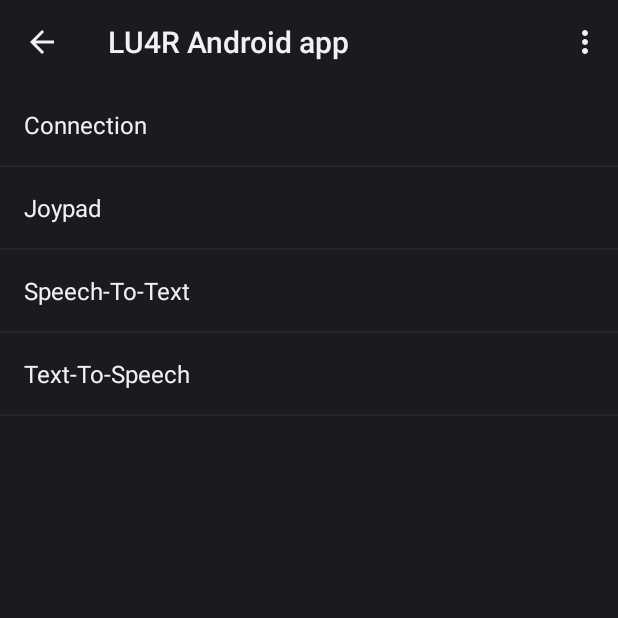
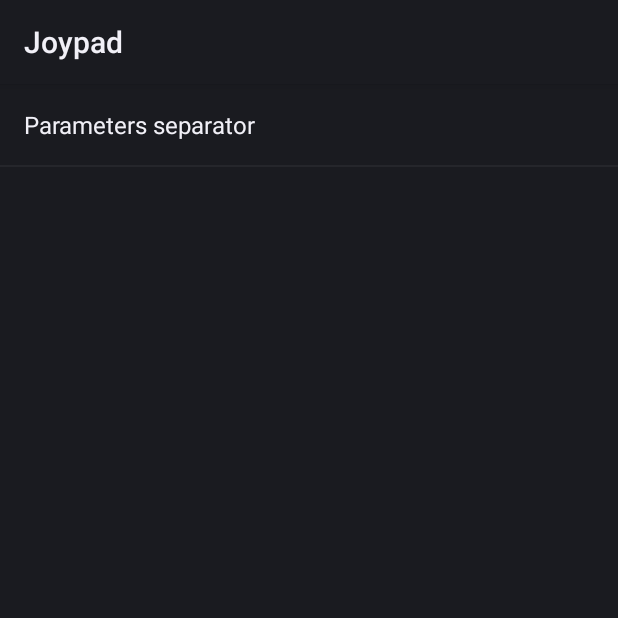
Before and after one commit to andreavanzo/LU4R_android_app, an Android app: the fragment SettingsFragment placed in its activity, after a tap on "Joypad", on a phone screen of 412 x 824 dp, the top half of it. Run offline under Robolectric (Android 15) with nearby library versions, the phone set to English and light mode, and no system bars; 2 statements that could not run were skipped.

Commit message:
ListeningThread is activated: now it’s possible to asynchronously receive strings from the server. It has been added the feature to choose the separator character between “rho” and “theta” when the virtual joypad is selected.

```diff
--- a/app/src/main/java/it/uniroma1/android/fragments/JoypadFragment.java
+++ b/app/src/main/java/it/uniroma1/android/fragments/JoypadFragment.java
@@ -20,6 +20,7 @@ public class JoypadFragment extends Fragment {
     private Joypad js;
     private RelativeLayout layout_joystick;
     private TextView xTextView, yTextView, angleTextView, distanceTextView, normDistanceTextView, directionTextView;
+
 
     public static JoypadFragment newInstance(int sectionNumber) {
         JoypadFragment fragment = new JoypadFragment();
@@ -105,7 +106,7 @@ public class JoypadFragment extends Fragment {
                     directionTextView.setText("Direction :");
                 }
                 if (((MainActivity) getActivity()).getClient().isConnected()) {
-                    ((MainActivity) getActivity()).getClient().send(js.getNormalizedDistance() + " " + js.getAngle());
+                    ((MainActivity) getActivity()).getClient().send(js.getNormalizedDistance() + ((MainActivity) getActivity()).getJoyParamSeparator() + js.getAngle());
                 }
 
                 return true;
--- a/app/src/main/res/values/strings.xml
+++ b/app/src/main/res/values/strings.xml
@@ -62,6 +62,28 @@
     <string-array name="connection_values">
         <item>wifi</item>
     </string-array>
+    <string-array name="joy_params_separator_array">
+        <item>Empty space</item>
+        <item>,</item>
+        <item>;</item>
+        <item>:</item>
+        <item>#</item>
+        <item>|</item>
+        <item>/</item>
+        <item>$</item>
+        <item>-</item>
+    </string-array>
+    <string-array name="joy_params_separator_values">
+        <item> </item>
+        <item>,</item>
+        <item>;</item>
+        <item>:</item>
+        <item>#</item>
+        <item>|</item>
+        <item>/</item>
+        <item>$</item>
+        <item>-</item>
+    </string-array>
     <string-array name="avatar_gender">
         <item>Male</item>
         <item>Female</item>
--- a/app/src/main/res/xml/preferences.xml
+++ b/app/src/main/res/xml/preferences.xml
@@ -29,6 +29,12 @@
     <PreferenceScreen
         android:title="@string/joyPreferences"
         android:key="joypadPreferences">
+        <ListPreference
+            android:defaultValue="Empty space"
+            android:entries="@array/joy_params_separator_array"
+            android:entryValues="@array/joy_params_separator_values"
+            android:key="joy_params"
+            android:title="Parameters separator" />
     </PreferenceScreen>
     <PreferenceScreen
         android:title="@string/sttPreferences"
--- a/build.gradle
+++ b/build.gradle
@@ -6,7 +6,7 @@ buildscript {
         mavenCentral()
     }
     dependencies {
-        classpath 'com.android.tools.build:gradle:2.2.2'
+        classpath 'com.android.tools.build:gradle:2.2.3'
 
         // NOTE: Do not place your application dependencies here; they belong
         // in the individual module build.gradle files
```
Also changed, not shown: app/src/main/java/it/uniroma1/android/activities/MainActivity.java (+77 -4 lines), app/src/main/java/it/uniroma1/android/connectivity/ListeningThread.java (deleted, +0 -26 lines), app/src/main/java/it/uniroma1/android/connectivity/ResponseHandlerThread.java (added, +18 -0 lines), app/src/main/java/it/uniroma1/android/connectivity/TCPConnectionService.java (+8 -3 lines), 1 other file.
